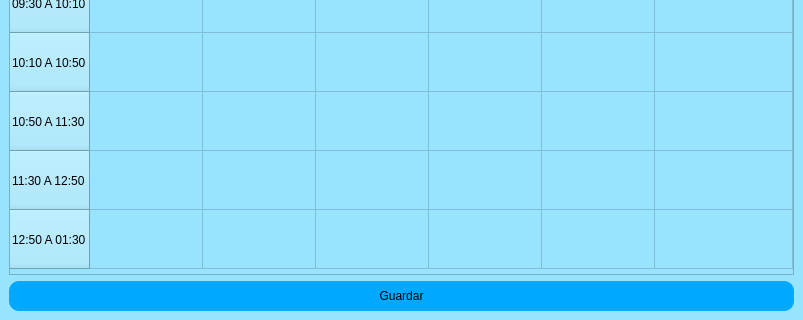
Reinaldito04/IUTA----HORARIOS, file ui/horariosTabla.ui: the form before one commit; both pictures show x 0 to 803 and y 295 to 615 of the 803 by 615 pixel window.
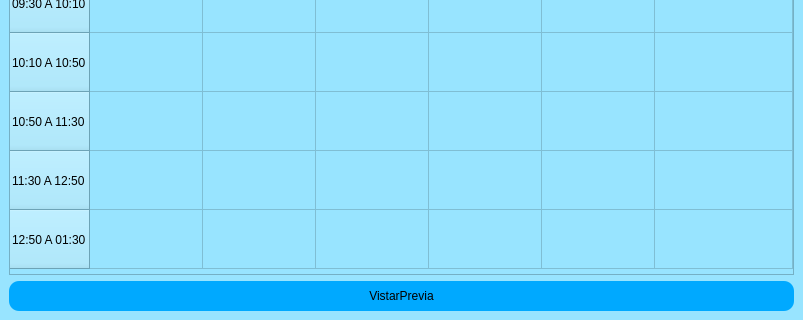
The form after the commit. Icons and pictures are not drawn.

What changed in the file:
```diff
--- a/ui/horariosTabla.ui
+++ b/ui/horariosTabla.ui
@@ -254,7 +254,7 @@
 color:black;</string>
         </property>
         <property name="text">
-         <string>Guardar</string>
+         <string>VistarPrevia</string>
         </property>
         <property name="iconSize">
          <size>
```
Left out of the diff: 2 changed lines with no effect on the pictures.
